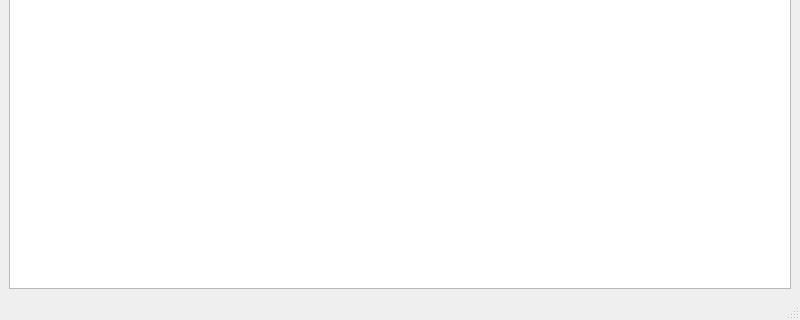
Old version of the form main.ui in the repository PatriotRossii/CoffeeInfo; both pictures show x 0 to 800 and y 280 to 600 of the 800 by 600 pixel window.
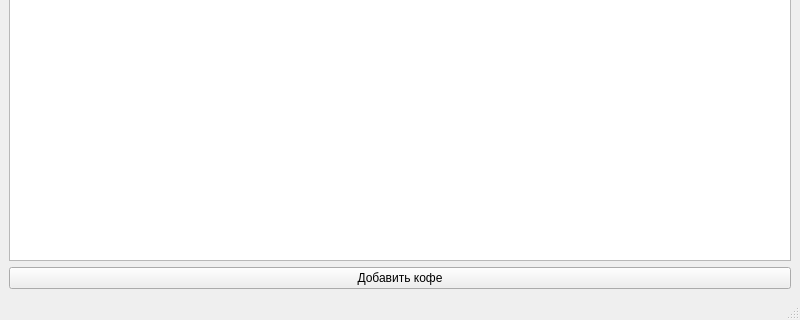
New version of the form.

The edit to the form file:
```diff
--- a/main.ui
+++ b/main.ui
@@ -71,6 +71,13 @@
         </column>
        </widget>
       </item>
+      <item>
+       <widget class="QPushButton" name="add_coffee_btn">
+        <property name="text">
+         <string>Добавить кофе</string>
+        </property>
+       </widget>
+      </item>
      </layout>
     </item>
    </layout>
```
Left out of the diff: 2 changed lines with no effect on the pictures.
